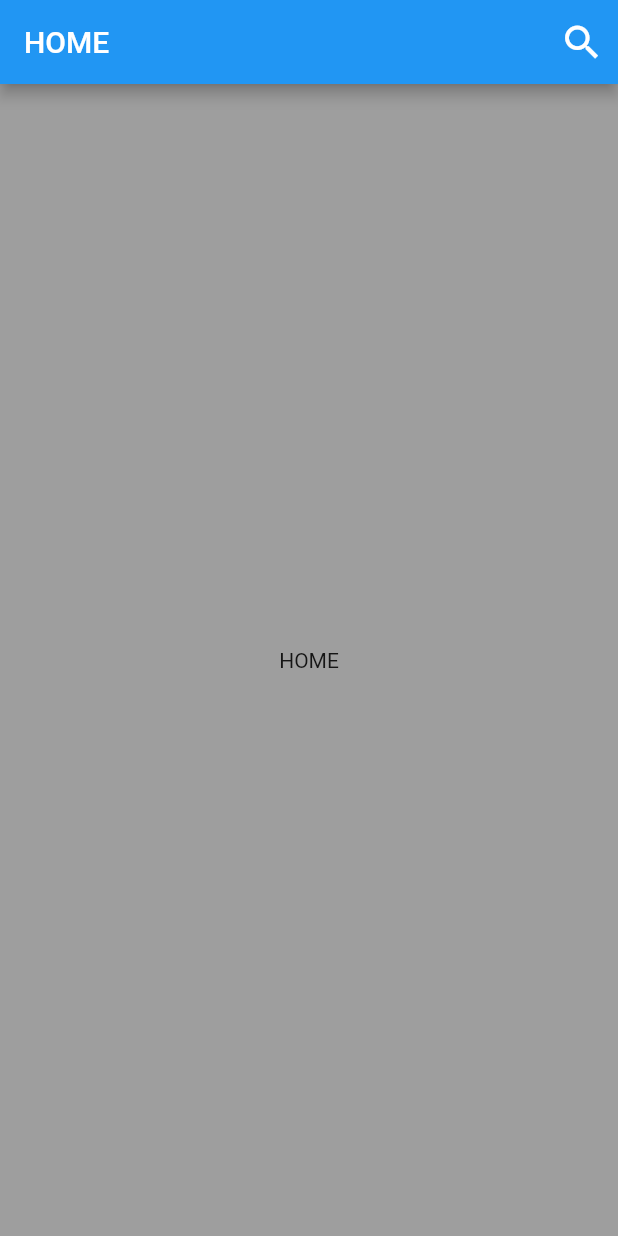
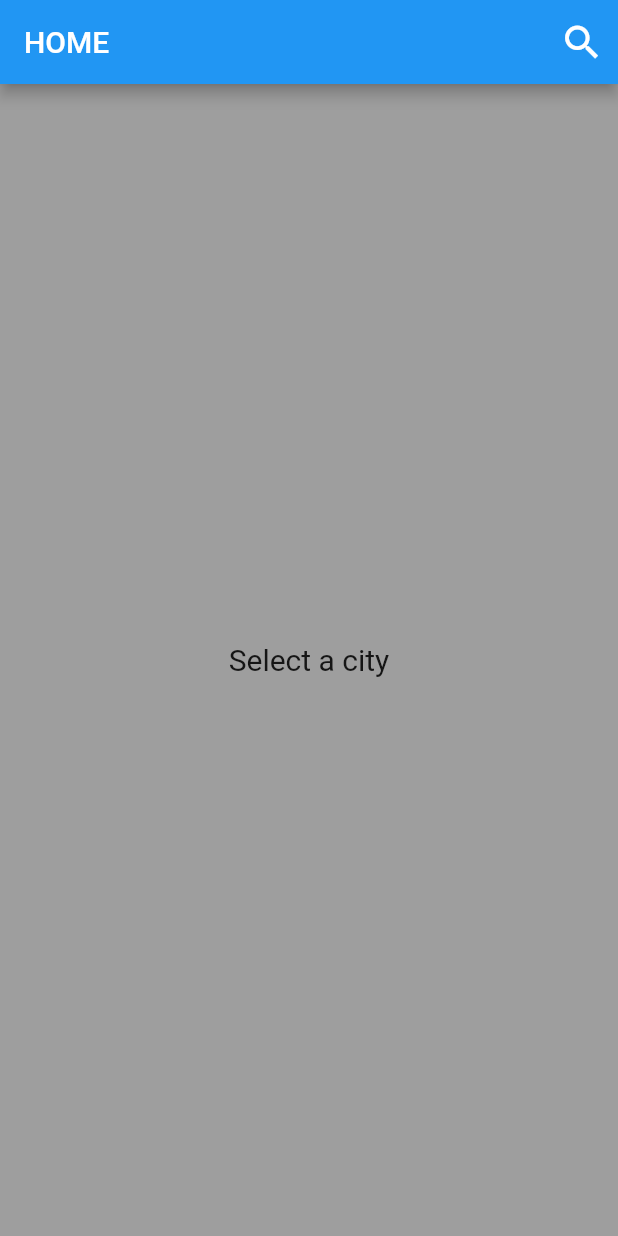
Before and after one commit to cromueloliver02/flutter_bloc_weather_app, a Flutter app: the screen it shows after launch, on a phone screen of 412 x 824 dp. Run offline on Flutter 3.47's test engine with Material 2 defaults, Android fonts, the phone set to English and light mode, and no system bars; our stand-ins replace bloc, equatable, flutter_bloc, flutter_dotenv.

Commit message:
home page widget 1

```diff
--- a/lib/pages/home_page.dart
+++ b/lib/pages/home_page.dart
@@ -38,7 +38,41 @@ class _HomePageState extends State<HomePage> {
           ),
         ],
       ),
-      body: const Center(child: Text('HOME')),
+      body: BlocConsumer<WeatherCubit, WeatherState>(
+        listener: (ctx, state) {
+          if (state.status == WeatherStatus.error) {
+            showDialog(
+              context: context,
+              builder: (ctx) => AlertDialog(
+                content: Text(state.error.errMsg),
+              ),
+            );
+          }
+        },
+        builder: (ctx, state) {
+          if (state.status == WeatherStatus.initial ||
+              state.status == WeatherStatus.error ||
+              state.weather.name.isEmpty) {
+            return const Center(
+              child: Text(
+                'Select a city',
+                style: TextStyle(fontSize: 20),
+              ),
+            );
+          }
+
+          if (state.status == WeatherStatus.loading) {
+            return const Center(child: CircularProgressIndicator());
+          }
+
+          return Center(
+            child: Text(
+              state.weather.temp.toString(),
+              style: const TextStyle(fontSize: 18),
+            ),
+          );
+        },
+      ),
     );
   }
 }
```
